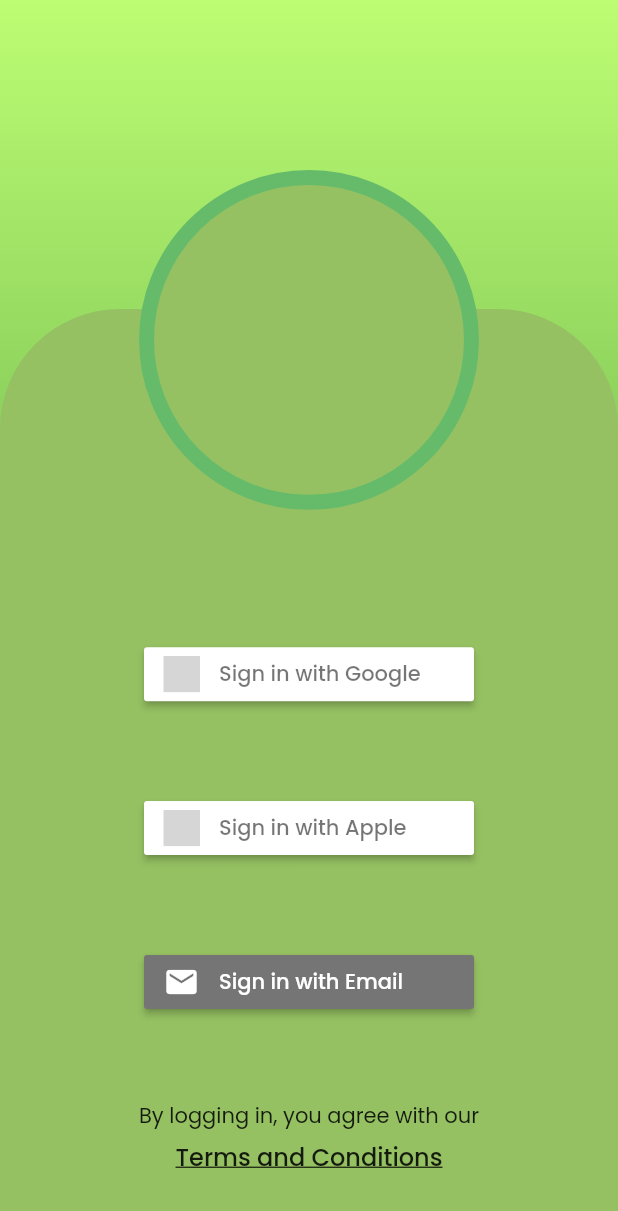
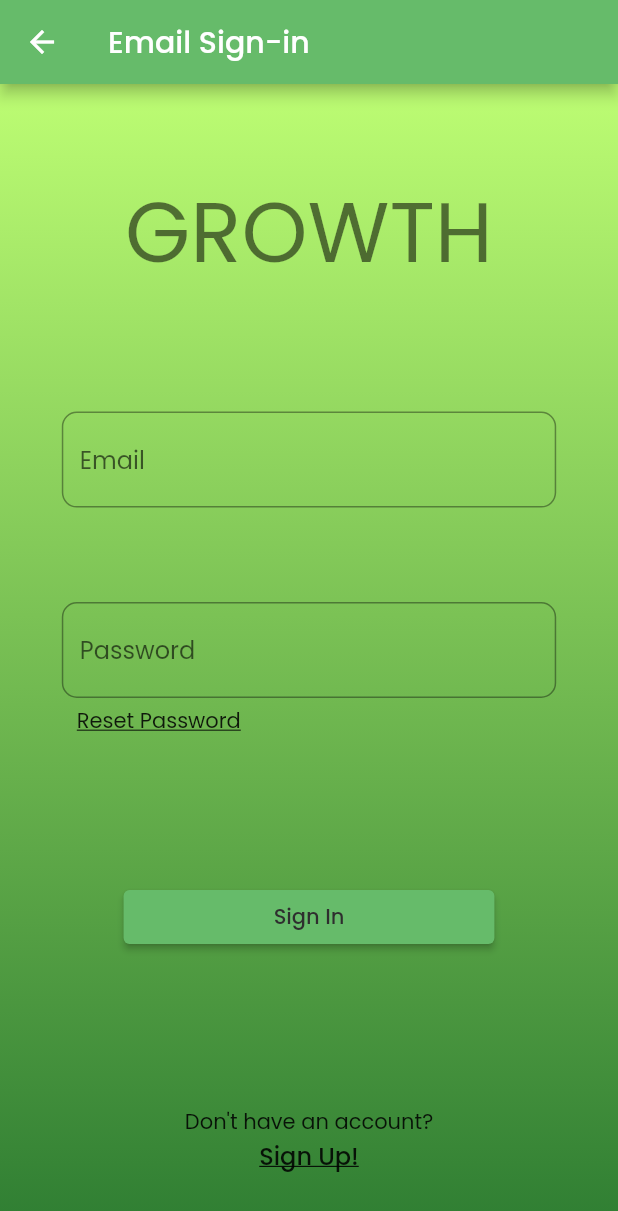
Before and after one commit to KirbyNguyen/growth, a Flutter app: the screen it shows after launch, after a tap on "Sign in with Email", on a phone screen of 412 x 824 dp. Shown: the top 1211 px of the screen. Run offline on Flutter 3.47's test engine with Material 2 defaults, Android fonts, the phone set to English and light mode, and no system bars; our stand-ins replace flutter_hooks, flutter_signin_button, hooks_riverpod, shared_preferences; grey boxes are pictures that could not be loaded.

Commit message:
Authentication flow with email registration.

```diff
--- a/lib/components/sign_in_button_list.dart
+++ b/lib/components/sign_in_button_list.dart
@@ -3,6 +3,7 @@ import 'package:flutter_hooks/flutter_hooks.dart';
 import 'package:hooks_riverpod/hooks_riverpod.dart';
 import 'package:flutter_signin_button/flutter_signin_button.dart';
 
+import 'package:growth/constants/custom_colors.dart';
 import 'package:growth/components/terms_text.dart';
 import 'package:growth/styles/auth_decoration.dart';
 import 'package:growth/providers/app_theme_provider.dart';
@@ -15,8 +16,6 @@ class AuthOptionsLowerContainer extends HookWidget {
   @override
   Widget build(BuildContext context) {
     final _useAppThemeStateProvider = useProvider(appThemeStateProvider);
-    final _useAppThemeNotifierrovider =
-        useProvider(appThemeStateProvider.notifier);
 
     return Expanded(
       flex: 4,
@@ -34,23 +33,30 @@ class AuthOptionsLowerContainer extends HookWidget {
                 crossAxisAlignment: CrossAxisAlignment.center,
                 mainAxisAlignment: MainAxisAlignment.spaceEvenly,
                 children: <Widget>[
+                  // Google Sign-in Button
                   SignInButton(
                     _useAppThemeStateProvider
                         ? Buttons.GoogleDark
                         : Buttons.Google,
-                    onPressed: () {
-                      _useAppThemeNotifierrovider.toggleAppTheme(context);
-                    },
+                    onPressed: () {},
                   ),
+                  // Apple Sign-in Button
                   SignInButton(
                     _useAppThemeStateProvider
                         ? Buttons.AppleDark
                         : Buttons.Apple,
                     onPressed: () {},
                   ),
-                  SignInButton(
-                    Buttons.Email,
-                    onPressed: () {},
+                  // Email Sign-in Button
+                  SignInButtonBuilder(
+                    text: "Sign in with Email",
+                    icon: Icons.email,
+                    backgroundColor: _useAppThemeStateProvider
+                        ? CustomColors.primaryDark
+                        : CustomColors.primaryLight,
+                    onPressed: () {
+                      Navigator.of(context).pushNamed("/auth/email");
+                    },
                   ),
                 ],
               ),
--- /dev/null
+++ b/lib/components/sign_up_test.dart
@@ -0,0 +1,31 @@
+import 'package:flutter/material.dart';
+
+/// [RegisterText] provides the sign up link for new users.
+class RegisterText extends StatelessWidget {
+  const RegisterText({
+    Key? key,
+  }) : super(key: key);
+
+  @override
+  Widget build(BuildContext context) {
+    return Column(
+      mainAxisAlignment: MainAxisAlignment.end,
+      children: <Widget>[
+        const Text(
+          "Don't have an account?",
+        ),
+        GestureDetector(
+          onTap: () {
+            Navigator.pushNamed(context, "/auth/register");
+          },
+          child: Text(
+            "Sign Up!",
+            style: Theme.of(context).textTheme.bodyText1?.copyWith(
+                  decoration: TextDecoration.underline,
+                ),
+          ),
+        ),
+      ],
+    );
+  }
+}
--- a/lib/components/terms_text.dart
+++ b/lib/components/terms_text.dart
@@ -26,7 +26,9 @@ class TermsText extends StatelessWidget {
                   decoration: TextDecoration.underline,
                 ),
           ),
-          onTap: () {},
+          onTap: () {
+            Navigator.of(context).pushNamed("/terms");
+          },
         ),
       ],
     );
--- a/lib/constants/colors.dart
+++ b/lib/constants/custom_colors.dart
@@ -19,4 +19,7 @@ class CustomColors {
 
   static const Color errorLight = Color(0xFFB71C1C);
   static const Color errorDark = Color(0xFFEF5350);
+
+  static const Color unfocusedErrorLight = Color(0xFFD66F00);
+  static const Color unfocusedErrorDark = Color(0xFFFF8400);
 }
--- /dev/null
+++ b/lib/constants/nav_routes.dart
@@ -0,0 +1,14 @@
+import 'package:growth/pages/authentication/auth_options_page.dart';
+import 'package:growth/pages/authentication/email_auth_page.dart';
+import 'package:growth/pages/authentication/email_register.dart';
+import 'package:growth/pages/misc/terms_conditions_page.dart';
+
+/// Named routes for navigation through the app.
+class NavigatonRoutes {
+  static var navRoutes = {
+    "/terms": (context) => const TermsConditionsPage(),
+    "/auth/options": (context) => const AuthOptionsPage(),
+    "/auth/email": (context) => const EmailAuthPage(),
+    "/auth/register": (context) => const EmailRegisterPage(),
+  };
+}
--- a/lib/main.dart
+++ b/lib/main.dart
@@ -3,9 +3,9 @@ import 'package:flutter_hooks/flutter_hooks.dart';
 import 'package:hooks_riverpod/hooks_riverpod.dart';
 import 'package:shared_preferences/shared_preferences.dart';
 
+import 'package:growth/constants/nav_routes.dart';
 import 'package:growth/providers/app_theme_provider.dart';
 import 'package:growth/providers/shared_preferences_provider.dart';
-import 'package:growth/pages/authentication/auth_options_page.dart';
 
 Future<void> main() async {
   WidgetsFlutterBinding.ensureInitialized();
@@ -31,7 +31,8 @@ class MyApp extends HookWidget {
     return MaterialApp(
       title: "Growth",
       theme: _useAppTheme.getThemeData(context, _useAppThemeState),
-      home: const AuthOptionsPage(),
+      routes: NavigatonRoutes.navRoutes,
+      initialRoute: "/auth/options",
     );
   }
 }
--- a/lib/models/bottom_tab_item.dart
+++ b/lib/models/bottom_tab_item.dart
@@ -1,5 +1,5 @@
 import 'package:flutter/material.dart';
-import 'package:growth/constants/colors.dart';
+import 'package:growth/constants/custom_colors.dart';
 
 
 /// Bottom Tab Item for Bottom Tab Navigation Bar.
--- /dev/null
+++ b/lib/pages/authentication/email_auth_page.dart
@@ -0,0 +1,125 @@
+import 'package:flutter/material.dart';
+import 'package:flutter_hooks/flutter_hooks.dart';
+import 'package:growth/styles/auth_text_field_style.dart';
+import 'package:hooks_riverpod/hooks_riverpod.dart';
+
+import 'package:growth/styles/auth_decoration.dart';
+import 'package:growth/components/sign_up_test.dart';
+import 'package:growth/providers/app_theme_provider.dart';
+
+class EmailAuthPage extends HookWidget {
+  const EmailAuthPage({Key? key}) : super(key: key);
+
+  @override
+  Widget build(BuildContext context) {
+    final _useAppThemeStateProvider = useProvider(appThemeStateProvider);
+
+    final _useEmailFormKey =
+        useState<GlobalKey<FormState>>(GlobalKey<FormState>());
+    final _useEmailTextController =
+        useTextEditingController.fromValue(TextEditingValue.empty);
+    final _usePasswordTextController =
+        useTextEditingController.fromValue(TextEditingValue.empty);
+
+    return Scaffold(
+      resizeToAvoidBottomInset: false,
+      appBar: AppBar(
+        title: const Text("Email Sign-in"),
+      ),
+      body: Container(
+        decoration:
+            AuthDecoration.authGradientBackground(_useAppThemeStateProvider),
+        padding: EdgeInsets.symmetric(
+          vertical: MediaQuery.of(context).size.height * 0.05,
+          horizontal: MediaQuery.of(context).size.width * 0.10,
+        ),
+        child: CustomScrollView(
+          slivers: [
+            SliverFillRemaining(
+              hasScrollBody: false,
+              child: Column(
+                crossAxisAlignment: CrossAxisAlignment.center,
+                children: <Widget>[
+                  Expanded(
+                    flex: 1,
+                    child: Center(
+                      child: Text(
+                        "GROWTH",
+                        style: Theme.of(context).textTheme.headline2,
+                      ),
+                    ),
+                  ),
+                  Expanded(
+                    flex: 3,
+                    child: Form(
+                      key: _useEmailFormKey.value,
+                      child: Column(
+                        mainAxisAlignment: MainAxisAlignment.spaceEvenly,
+                        children: <Widget>[
+                          TextFormField(
+                            autocorrect: false,
+                            controller: _useEmailTextController,
+                            textCapitalization: TextCapitalization.none,
+                            decoration: AuthTextFieldDecoration.authTextField(
+                                    _useAppThemeStateProvider)
+                                .copyWith(hintText: "Email"),
+                          ),
+                          Column(
+                            children: <Widget>[
+                              TextFormField(
+                                autocorrect: false,
+                                controller: _usePasswordTextController,
+                                textCapitalization: TextCapitalization.none,
+                                decoration:
+                                    AuthTextFieldDecoration.authTextField(
+                                            _useAppThemeStateProvider)
+                                        .copyWith(hintText: "Password"),
+                              ),
+                              Align(
+                                alignment: Alignment.topLeft,
+                                child: GestureDetector(
+                                  onTap: () {},
+                                  child: const Padding(
+                                    padding: EdgeInsets.fromLTRB(
+                                        10.0, 5.0, 0.0, 0.0),
+                                    child: Text(
+                                      "Reset Password",
+                                      style: TextStyle(
+                                          decoration: TextDecoration.underline),
+                                    ),
+                                  ),
+                                ),
+                              ),
+                            ],
+                          ),
+                        ],
+                      ),
+                    ),
+                  ),
+                  Flexible(
+                    fit: FlexFit.loose,
+                    flex: 1,
+                    child: Align(
+                      alignment: Alignment.center,
+                      child: SizedBox(
+                        width: MediaQuery.of(context).size.width * 0.60,
+                        child: ElevatedButton(
+                          onPressed: () {},
+                          child: const Text("Sign In"),
+                        ),
+                      ),
+                    ),
+                  ),
+                  const Flexible(
+                    flex: 1,
+                    child: RegisterText(),
+                  ),
+                ],
+              ),
+            ),
+          ],
+        ),
+      ),
+    );
+  }
+}
--- /dev/null
+++ b/lib/pages/authentication/email_register.dart
@@ -0,0 +1,15 @@
+import 'package:flutter/material.dart';
+import 'package:flutter_hooks/flutter_hooks.dart';
+
+class EmailRegisterPage extends HookWidget {
+  const EmailRegisterPage({Key? key}) : super(key: key);
+
+  @override
+  Widget build(BuildContext context) {
+    return Scaffold(
+      appBar: AppBar(
+        title: const Text("Register"),
+      ),
+    );
+  }
+}
--- /dev/null
+++ b/lib/pages/misc/terms_conditions_page.dart
@@ -0,0 +1,14 @@
+import 'package:flutter/material.dart';
+
+class TermsConditionsPage extends StatelessWidget {
+  const TermsConditionsPage({Key? key}) : super(key: key);
+
+  @override
+  Widget build(BuildContext context) {
+    return Scaffold(
+      appBar: AppBar(
+        title: const Text("Terms and Conditions"),
+      ),
+    );
+  }
+}
--- a/lib/styles/app_theme.dart
+++ b/lib/styles/app_theme.dart
@@ -1,5 +1,5 @@
 import 'package:flutter/material.dart';
-import 'package:growth/constants/colors.dart';
+import 'package:growth/constants/custom_colors.dart';
 
 /// App Theme class to provide [lightThemeData] or [darkThemeData].
 class AppTheme {
--- a/lib/styles/auth_decoration.dart
+++ b/lib/styles/auth_decoration.dart
@@ -1,5 +1,5 @@
 import 'package:flutter/material.dart';
-import 'package:growth/constants/colors.dart';
+import 'package:growth/constants/custom_colors.dart';
 
 class AuthDecoration {
   /// Returns the correct [LinearGradient] based on [isDarkModeEnabled]
--- /dev/null
+++ b/lib/styles/auth_text_field_style.dart
@@ -0,0 +1,54 @@
+import 'package:flutter/material.dart';
+import 'package:growth/constants/custom_colors.dart';
+
+class AuthTextFieldDecoration {
+  /// Returns the correct [InputDecoration] based on [isDarkModeEnabled]
+  /// of the app.
+  static InputDecoration authTextField(bool isDarkModeEnabled) {
+    return InputDecoration(
+      border: OutlineInputBorder(
+        borderSide: BorderSide(
+          color: isDarkModeEnabled
+              ? CustomColors.canvasLight
+              : CustomColors.canvasDark,
+        ),
+        borderRadius: BorderRadius.circular(10.0),
+      ),
+      focusedBorder: OutlineInputBorder(
+        borderSide: BorderSide(
+          width: 2.0,
+          color: isDarkModeEnabled
+              ? CustomColors.accentLight
+              : CustomColors.accentDark,
+        ),
+        borderRadius: BorderRadius.circular(10.0),
+      ),
+      errorBorder: OutlineInputBorder(
+        borderSide: BorderSide(
+          color: isDarkModeEnabled
+              ? CustomColors.unfocusedErrorLight
+              : CustomColors.unfocusedErrorDark,
+        ),
+        borderRadius: BorderRadius.circular(10.0),
+      ),
+      focusedErrorBorder: OutlineInputBorder(
+        borderSide: BorderSide(
+          width: 2.0,
+          color: isDarkModeEnabled
+              ? CustomColors.errorLight
+              : CustomColors.errorDark,
+        ),
+        borderRadius: BorderRadius.circular(10.0),
+      ),
+    );
+  }
+
+  /// Returns the correct [Icon] based on [isPasswordObscured].
+  static Icon passwordObscureIcon(
+      bool isDarkModeEnabled, bool isPasswordObscured) {
+    return Icon(
+      isPasswordObscured ? Icons.visibility : Icons.visibility_off,
+      color: isDarkModeEnabled ? Colors.white : Colors.green,
+    );
+  }
+}
```
